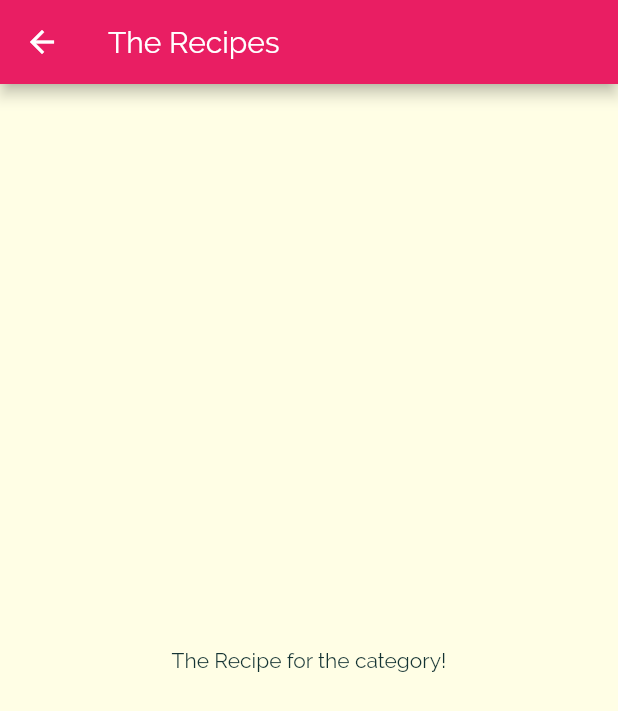
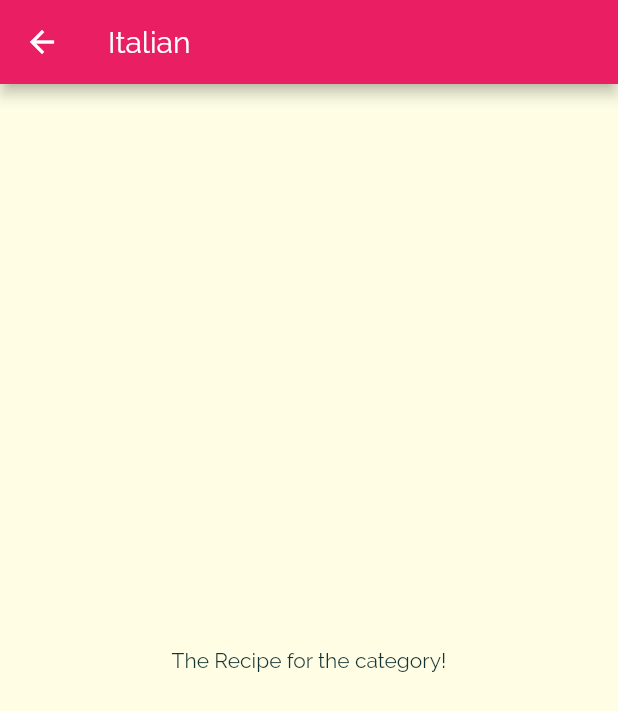
Before and after one commit to Sarfarazsajjad/meals_app, a Flutter app: the screen it shows after launch, after a tap on "Italian", on a phone screen of 412 x 824 dp. Shown: the top 711 px of the screen. Run offline on Flutter 3.47's test engine with Material 2 defaults, Android fonts, the phone set to English and light mode, and no system bars.

Commit message:
passing data to screen via constructor

```diff
--- a/lib/categories_screen.dart
+++ b/lib/categories_screen.dart
@@ -13,6 +13,7 @@ class CategoriesScreen extends StatelessWidget {
         padding: const EdgeInsets.all(25),
         children: DUMMY_CATEGORIES
             .map((e) => CategoryItem(
+                  e.id,
                   e.title,
                   e.color,
                 ))
--- a/lib/category_item.dart
+++ b/lib/category_item.dart
@@ -2,15 +2,16 @@ import 'package:flutter/material.dart';
 import 'package:meals_app/category_meals_screen.dart';
 
 class CategoryItem extends StatelessWidget {
+  final String id;
   final String title;
   final Color color;
 
-  const CategoryItem(this.title, this.color);
+  const CategoryItem(this.id, this.title, this.color);
 
   void selectCategory(BuildContext ctx) {
     Navigator.of(ctx).push(
       MaterialPageRoute(builder: (_) {
-        return CategoryMealsScrean();
+        return CategoryMealsScrean(id, title);
       }),
     );
   }
--- a/lib/category_meals_screen.dart
+++ b/lib/category_meals_screen.dart
@@ -1,11 +1,15 @@
 import 'package:flutter/material.dart';
 
 class CategoryMealsScrean extends StatelessWidget {
+  final String id;
+  final String title;
+
+  const CategoryMealsScrean(this.id, this.title);
   @override
   Widget build(BuildContext context) {
     return Scaffold(
       appBar: AppBar(
-        title: const Text('The Recipes'),
+        title: Text(this.title),
       ),
       body: Center(
         child: Text('The Recipe for the category!'),
```
